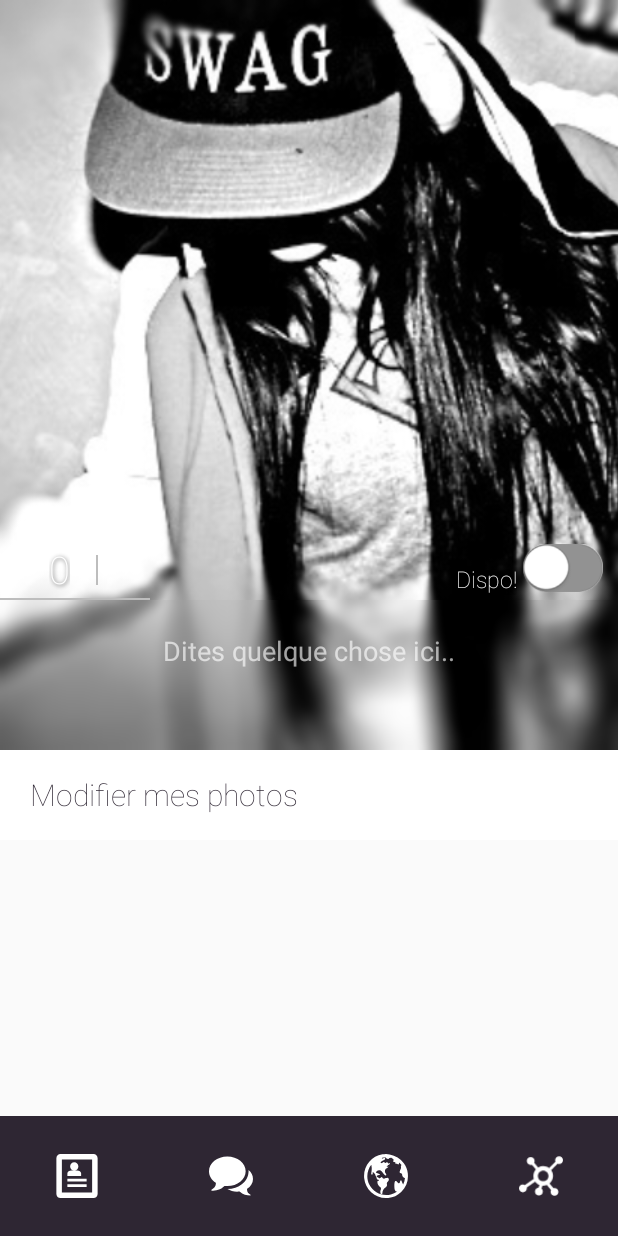
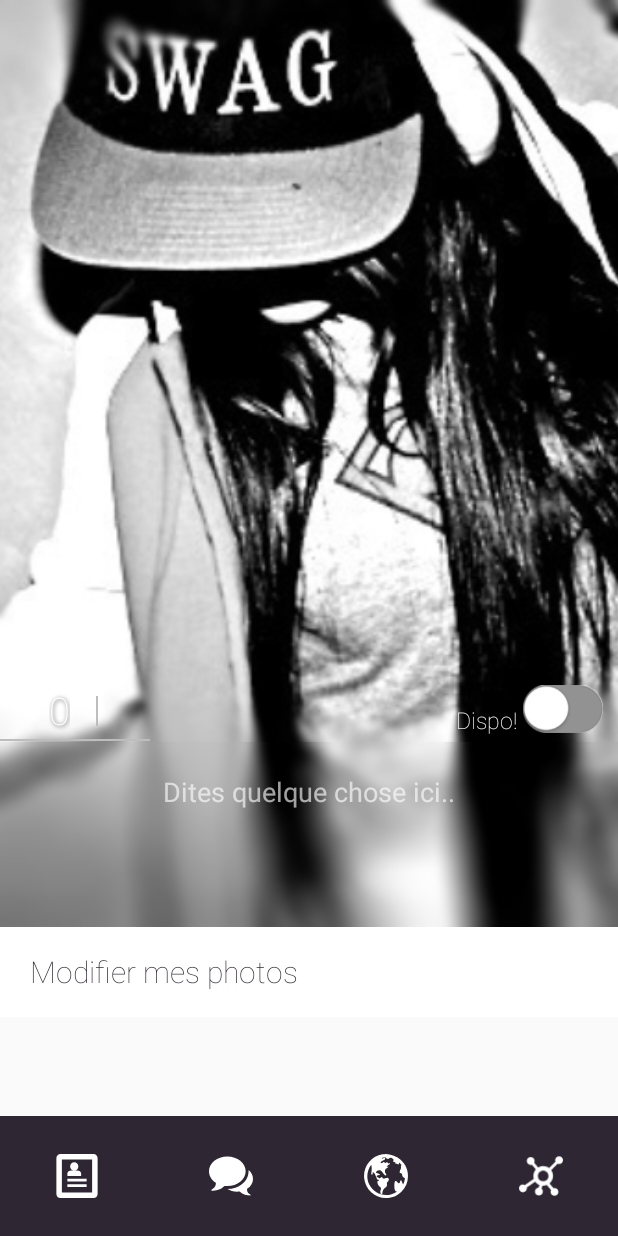
Before and after one commit to yazzaoui/Sociadee, an Android app: the ProfileFragment screen opened directly, with no data from a screen before it, on a phone screen of 412 x 824 dp. Run offline under Robolectric (Android 15) with nearby library versions, the light colour scheme and no system bars; libraries missing offline, so code that uses them is left out: com.facebook, com.facebook.appevents; 2 statements that could not run were skipped.

Commit message:
image profile prend 3/4 de la taille de l'écran

```diff
--- a/app/src/main/java/azzaoui/sociadee/ProfileFragment.java
+++ b/app/src/main/java/azzaoui/sociadee/ProfileFragment.java
@@ -8,6 +8,7 @@ import android.os.Bundle;
 import android.support.v4.app.Fragment;
 import android.text.Editable;
 import android.text.TextWatcher;
+import android.util.DisplayMetrics;
 import android.view.ContextThemeWrapper;
 import android.view.LayoutInflater;
 import android.view.View;
@@ -128,6 +129,16 @@ public class ProfileFragment extends Fragment implements SociadeeFragment {
         mGridShowPicAdapter = new gridShowPicAdapter(getContext());
         gridView.setAdapter(mGridShowPicAdapter);
 
+
+        FrameLayout layout = ( FrameLayout)v.findViewById(R.id.pictureWrapper);
+// Gets the layout params that will allow you to resize the layout
+        ViewGroup.LayoutParams params = layout.getLayoutParams();
+// Changes the height and width to the specified *pixels*
+        DisplayMetrics metrics = new DisplayMetrics();
+        getActivity().getWindowManager().getDefaultDisplay().getMetrics(metrics);
+        params.height = (metrics.heightPixels *3)/4;
+
+
         setImages();
         return v;
     }
--- a/app/src/main/res/layout/fragment_profile.xml
+++ b/app/src/main/res/layout/fragment_profile.xml
@@ -12,8 +12,8 @@
 
     <FrameLayout
         android:layout_width="match_parent"
-        android:layout_height="500dp"
-
+        android:layout_height="match_parent"
+        android:id="@+id/pictureWrapper"
 
         >
 <!--android:layout_weight="70" -->
```
